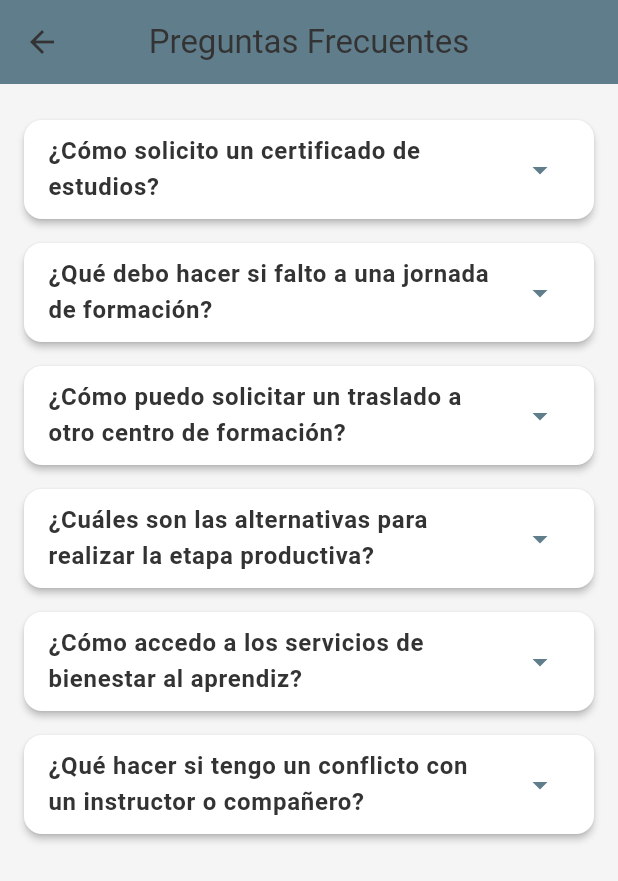
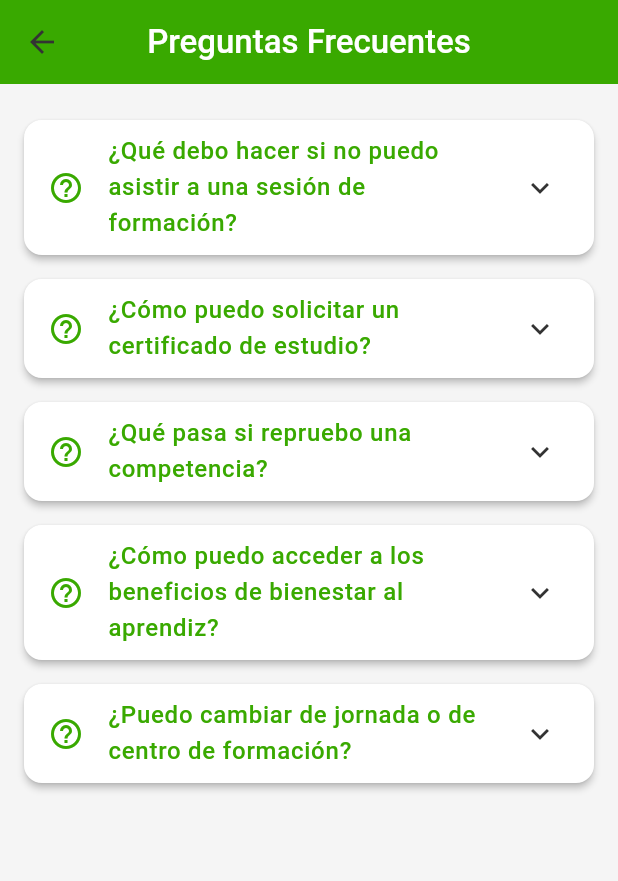
Before and after one commit to SamuelLemos01/manual-sena-movil, a Flutter app: the PantallaPreguntasFrecuentes screen opened directly, on a phone screen of 412 x 824 dp. Shown: the top 881 px of the screen. Run offline on Flutter 3.47's test engine with Material 3 defaults, Android fonts, the phone set to English and light mode, and no system bars.

Commit message:
Colors arreglados

```diff
--- a/manual/lib/screens/pantalla_preguntas_frecuentes.dart
+++ b/manual/lib/screens/pantalla_preguntas_frecuentes.dart
@@ -7,35 +7,42 @@ class PantallaPreguntasFrecuentes extends StatelessWidget {
   Widget build(BuildContext context) {
     return Scaffold(
       appBar: AppBar(
-        title: const Text('Preguntas Frecuentes'),
-        backgroundColor: const Color(0xFF607D8B),
+        title: const Text(
+          'Preguntas Frecuentes',
+          style: TextStyle(
+            color: Colors.white,
+            fontWeight: FontWeight.w500,
+          ),
+        ),
+        backgroundColor: const Color(0xFF39A900),
       ),
       body: ListView(
         padding: const EdgeInsets.all(16),
         children: const [
-          FAQItem(
-            question: '¿Cómo solicito un certificado de estudios?',
-            answer: 'Puedes solicitar tu certificado de estudios a través de la plataforma Sofia Plus, en la sección "Certificados". También puedes acudir personalmente a la oficina de Administración Educativa de tu centro de formación.',
+          PreguntaFrecuenteItem(
+            pregunta: '¿Qué debo hacer si no puedo asistir a una sesión de formación?',
+            respuesta: 'Debes justificar tu inasistencia ante el instructor y coordinador académico, presentando los soportes correspondientes dentro de los tres días hábiles siguientes.',
+            color: Color(0xFF39A900),
           ),
-          FAQItem(
-            question: '¿Qué debo hacer si falto a una jornada de formación?',
-            answer: 'Debes justificar tu inasistencia dentro de los tres días hábiles siguientes, presentando los soportes correspondientes a tu instructor. Recuerda que superar el 20% de inasistencia puede ocasionar la cancelación de tu formación.',
+          PreguntaFrecuenteItem(
+            pregunta: '¿Cómo puedo solicitar un certificado de estudio?',
+            respuesta: 'Puedes solicitarlo a través de la plataforma Sofia Plus o directamente en la oficina de registro y certificación del centro de formación.',
+            color: Color(0xFF39A900),
           ),
-          FAQItem(
-            question: '¿Cómo puedo solicitar un traslado a otro centro de formación?',
-            answer: 'Para solicitar traslado a otro centro de formación, debes presentar una solicitud formal al coordinador académico de tu programa, indicando los motivos del traslado y el centro de destino.',
+          PreguntaFrecuenteItem(
+            pregunta: '¿Qué pasa si repruebo una competencia?',
+            respuesta: 'Tendrás la oportunidad de presentar un plan de mejoramiento. Si aún así no logras aprobar, podrías perder tu condición de aprendiz.',
+            color: Color(0xFF39A900),
           ),
-          FAQItem(
-            question: '¿Cuáles son las alternativas para realizar la etapa productiva?',
-            answer: 'Las alternativas para la etapa productiva incluyen: contrato de aprendizaje, pasantía, proyecto productivo, monitoría, vinculación laboral y apoyo a una unidad productiva familiar.',
+          PreguntaFrecuenteItem(
+            pregunta: '¿Cómo puedo acceder a los beneficios de bienestar al aprendiz?',
+            respuesta: 'Debes estar matriculado en un programa de formación y cumplir con los requisitos específicos de cada beneficio. Consulta con el área de bienestar de tu centro.',
+            color: Color(0xFF39A900),
           ),
-          FAQItem(
-            question: '¿Cómo accedo a los servicios de bienestar al aprendiz?',
-            answer: 'Debes dirigirte a la oficina de Bienestar al Aprendiz de tu centro de formación, donde podrás solicitar información sobre actividades deportivas, culturales, servicio médico, apoyo psicosocial y otros beneficios disponibles.',
-          ),
-          FAQItem(
-            question: '¿Qué hacer si tengo un conflicto con un instructor o compañero?',
-            answer: 'Primero intenta dialogar directamente con la persona involucrada. Si no logras una solución, puedes acudir al vocero de tu grupo, luego al coordinador académico y finalmente al comité de evaluación y seguimiento.',
+          PreguntaFrecuenteItem(
+            pregunta: '¿Puedo cambiar de jornada o de centro de formación?',
+            respuesta: 'Sí, puedes solicitar el traslado justificando los motivos. La aprobación dependerá de la disponibilidad de cupos y el visto bueno de los coordinadores.',
+            color: Color(0xFF39A900),
           ),
         ],
       ),
@@ -43,36 +50,36 @@ class PantallaPreguntasFrecuentes extends StatelessWidget {
   }
 }
 
-// Widget para los ítems de preguntas frecuentes
-class FAQItem extends StatelessWidget {
-  final String question;
-  final String answer;
+class PreguntaFrecuenteItem extends StatelessWidget {
+  final String pregunta;
+  final String respuesta;
+  final Color color;
 
-  const FAQItem({
+  const PreguntaFrecuenteItem({
     Key? key,
-    required this.question,
-    required this.answer,
+    required this.pregunta,
+    required this.respuesta,
+    required this.color,
   }) : super(key: key);
 
   @override
   Widget build(BuildContext context) {
     return Card(
       margin: const EdgeInsets.symmetric(vertical: 8),
-      elevation: 2,
       child: ExpansionTile(
         title: Text(
-          question,
-          style: const TextStyle(fontWeight: FontWeight.bold),
+          pregunta,
+          style: TextStyle(
+            color: color,
+            fontWeight: FontWeight.w500,
+          ),
         ),
-        trailing: const Icon(
-          Icons.arrow_drop_down,
-          color: Color(0xFF607D8B),
-        ),
+        leading: Icon(Icons.help_outline, color: color),
         children: [
           Padding(
             padding: const EdgeInsets.all(16),
             child: Text(
-              answer,
+              respuesta,
               style: const TextStyle(fontSize: 14),
             ),
           ),
```
Also changed, not shown: manual/lib/screens/pantalla_derechos_deberes.dart (+22 -11 lines), manual/lib/screens/pantalla_etapas_formacion.dart (+12 -6 lines), manual/lib/screens/pantalla_faltas_sanciones.dart (+27 -6 lines), manual/lib/screens/pantalla_principal.dart (+25 -12 lines), manual/lib/screens/pantalla_proceso_formacion.dart (+16 -3 lines).
